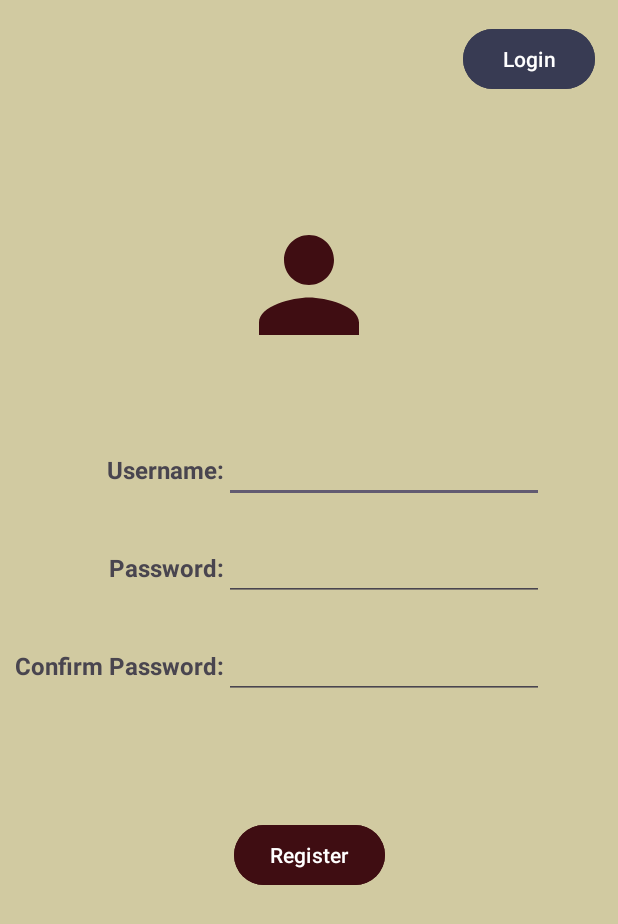
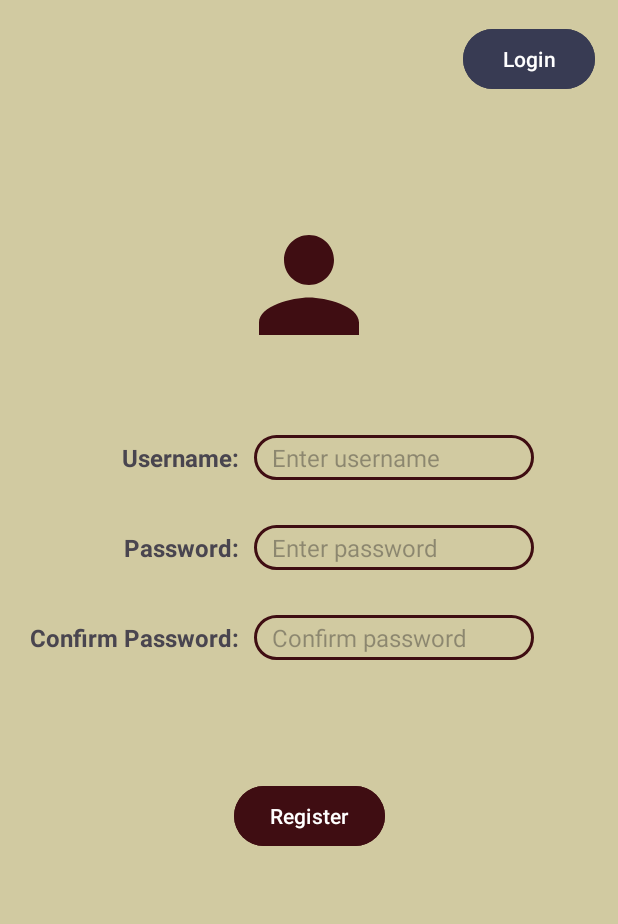
Before and after one commit to LauYanHui/MAD24_P01_05, an Android app: the layout activity_register.xml on its own in the app's theme, with its tools: preview values and no code run, on a phone screen of 412 x 824 dp. Shown: the top 924 px of the screen. Run offline under Robolectric (Android 15) with nearby library versions, the phone set to English and light mode, and no system bars.

Commit message:
update register page

```diff
--- a/app/src/main/res/layout/activity_register.xml
+++ b/app/src/main/res/layout/activity_register.xml
@@ -22,6 +22,7 @@
         android:id="@+id/tvUsername"
         android:layout_width="wrap_content"
         android:layout_height="wrap_content"
+        android:layout_marginEnd="10dp"
         android:text="Username:"
         android:textSize="16sp"
         android:textStyle="bold"
@@ -36,6 +37,7 @@
         android:id="@+id/tvPassword"
         android:layout_width="wrap_content"
         android:layout_height="wrap_content"
+        android:layout_marginEnd="10dp"
         android:text="Password:"
         android:textSize="16sp"
         android:textStyle="bold"
@@ -51,6 +53,7 @@
         android:id="@+id/tvConfirmPassword"
         android:layout_width="wrap_content"
         android:layout_height="wrap_content"
+        android:layout_marginEnd="10dp"
         android:text="Confirm Password:"
         android:textSize="16sp"
         android:textStyle="bold"
@@ -67,8 +70,13 @@
         android:layout_width="wrap_content"
         android:layout_height="wrap_content"
         android:layout_marginTop="50dp"
+        android:paddingVertical="4dp"
+        android:paddingStart="12dp"
         android:ems="10"
         android:inputType="text"
+        android:textSize="16sp"
+        android:hint="Enter username"
+        android:background="@drawable/border_black_bean"
         app:layout_constraintStart_toStartOf="parent"
         app:layout_constraintEnd_toEndOf="parent"
         app:layout_constraintTop_toBottomOf="@id/ivAppIcon"
@@ -79,9 +87,14 @@
         android:id="@+id/etPassword"
         android:layout_width="wrap_content"
         android:layout_height="wrap_content"
-        android:layout_marginTop="20dp"
+        android:layout_marginTop="30dp"
+        android:paddingVertical="4dp"
+        android:paddingStart="12dp"
         android:ems="10"
         android:inputType="textPassword"
+        android:textSize="16sp"
+        android:hint="Enter password"
+        android:background="@drawable/border_black_bean"
         app:layout_constraintStart_toStartOf="parent"
         app:layout_constraintEnd_toEndOf="parent"
         app:layout_constraintTop_toBottomOf="@id/etUsername"
@@ -92,9 +105,14 @@
         android:id="@+id/etConfirmPassword"
         android:layout_width="wrap_content"
         android:layout_height="wrap_content"
-        android:layout_marginTop="20dp"
+        android:layout_marginTop="30dp"
+        android:paddingVertical="4dp"
+        android:paddingStart="12dp"
         android:ems="10"
         android:inputType="textPassword"
+        android:textSize="16sp"
+        android:hint="Confirm password"
+        android:background="@drawable/border_black_bean"
         app:layout_constraintStart_toStartOf="parent"
         app:layout_constraintEnd_toEndOf="parent"
         app:layout_constraintTop_toBottomOf="@id/etPassword"
```
